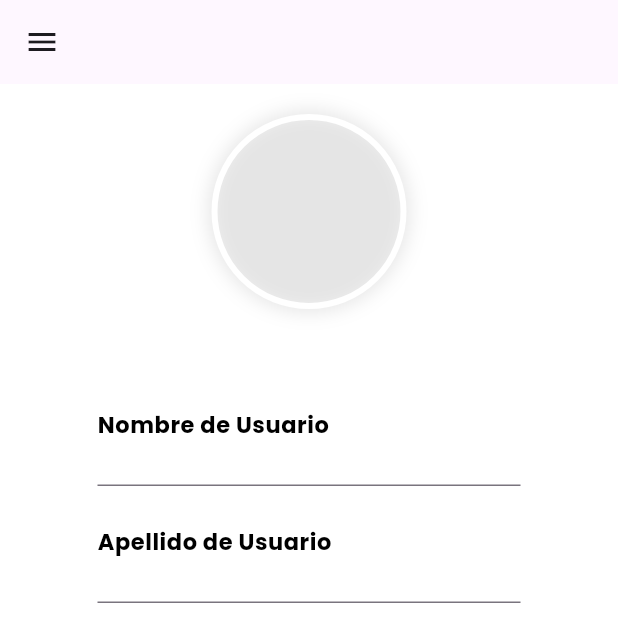
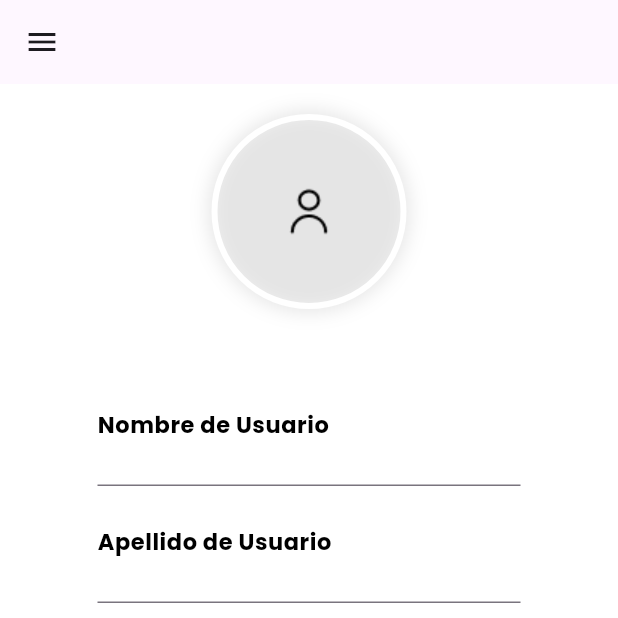
Before and after one commit to Metro-Experts/metroexpert-front, a Flutter app: the UserEditProfile screen opened directly, on a phone screen of 412 x 824 dp, the top half of it. Run offline on Flutter 3.47's test engine with Material 3 defaults, Android fonts, the phone set to English and light mode, and no system bars; our stand-ins replace firebase_auth, firebase_core, flutter_svg; accounts and stored records are empty; network calls fail.

```diff
--- a/lib/pages/user_edit_profile.dart
+++ b/lib/pages/user_edit_profile.dart
@@ -183,6 +183,8 @@ class _UserEditProfileState extends State<UserEditProfile> {
                     width: 130,
                     height: 130,
                     decoration: BoxDecoration(
+                      image: const DecorationImage(
+                          image: AssetImage('assets/images/User_01.png')),
                       border: Border.all(width: 4, color: Colors.white),
                       boxShadow: [
                         BoxShadow(
```
